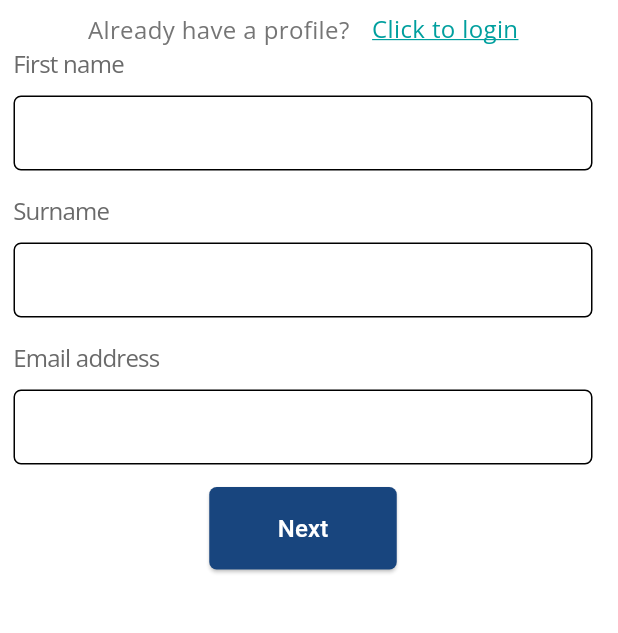
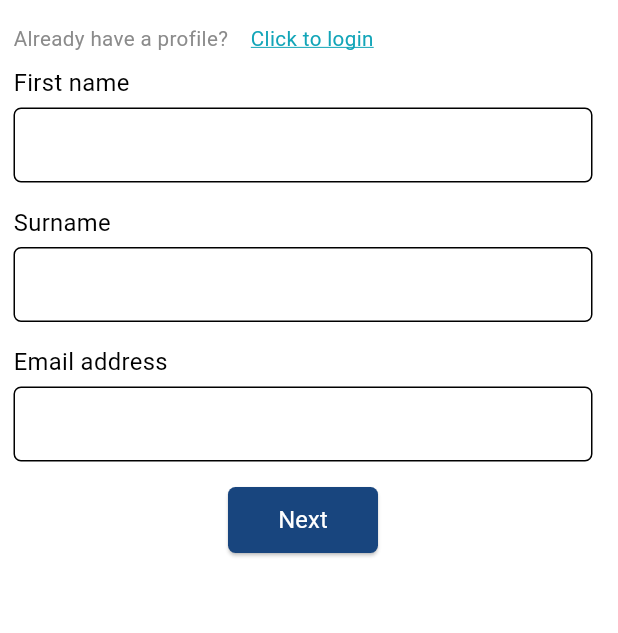
Before and after one commit to Keita-lee/SAMA-2.0, a Flutter app: the screen it shows after launch, after a tap on "REGISTER", on a phone screen of 412 x 824 dp, the part 188-821 px from its top. Run offline on Flutter 3.47's test engine with Material 3 defaults, Android fonts, the phone set to English and light mode, and no system bars; our stand-ins replace cloud_firestore, file_picker, firebase_auth, firebase_core, firebase_storage, flutter_secure_storage and 11 more; missing offline and left inert: dart:html, dart:js, dart_jsonwebtoken, draggable_scrollbar, flutter_quill, image_network and 2 more; accounts and stored records are empty.

Commit message:
latest changes

```diff
--- a/lib/components/mobile/components/Themes/font_text.dart
+++ b/lib/components/mobile/components/Themes/font_text.dart
@@ -21,7 +21,7 @@ class FontText {
 
   TextStyle get bodySmallGrey => TextStyle(
         color: const Color.fromARGB(255, 139, 139, 139),
-        fontSize: width / 28,
+        fontSize: width / 30,
         fontWeight: FontWeight.normal,
       );
 
@@ -33,7 +33,19 @@ class FontText {
 
   TextStyle get bodySmallBlack => TextStyle(
         color: Colors.black,
-        fontSize: width / 25,
+        fontSize: width / 30,
+        fontWeight: FontWeight.normal,
+      );
+
+  TextStyle get bodyRegularBlack => TextStyle(
+        color: Colors.black,
+        fontSize: width / 26,
+        fontWeight: FontWeight.normal,
+      );
+
+  TextStyle get regularWhite => TextStyle(
+        color: Colors.white,
+        fontSize: width / 26,
         fontWeight: FontWeight.normal,
       );
 
@@ -47,6 +59,14 @@ class FontText {
         color: CustomColors.lightBlue,
         fontSize: width / 20,
         fontWeight: FontWeight.w600,
+      );
+
+  TextStyle get mediumlinksBlue => TextStyle(
+        color: CustomColors.lightBlue,
+        fontSize: width / 30,
+        fontWeight: FontWeight.normal,
+        decoration: TextDecoration.underline,
+        decorationColor: CustomColors.lightBlue, // Add this line
       );
 
   TextStyle get linksBlue => TextStyle(
--- a/lib/components/profileTextField.dart
+++ b/lib/components/profileTextField.dart
@@ -1,5 +1,6 @@
 import 'package:flutter/material.dart';
 import 'package:google_fonts/google_fonts.dart';
+import 'package:sama/components/mobile/components/Themes/font_text.dart';
 
 class ProfileTextField extends StatefulWidget {
   double customSize;
@@ -40,19 +41,19 @@ class _ProfileTextFieldState extends State<ProfileTextField> {
       children: [
         Visibility(
           visible: widget.description == null ? false : true,
-          child: Text(
-            widget.description == null ? '' : widget.description!,
-            style: GoogleFonts.openSans(
-              fontWeight:
-                  widget.isBold == null ? FontWeight.w500 : FontWeight.normal,
-              fontSize: widget.fontSize == null ? 16 : widget.fontSize,
-              letterSpacing: -0.5,
-              color: Color(0xFF6A6A6A),
-            ),
-          ),
+          child: Text(widget.description == null ? '' : widget.description!,
+              style: FontText(context).bodyRegularBlack
+              // style: GoogleFonts.openSans(
+              //   fontWeight:
+              //       widget.isBold == null ? FontWeight.w500 : FontWeight.normal,
+              //   fontSize: widget.fontSize == null ? 16 : widget.fontSize,
+              //   letterSpacing: -0.5,
+              //   color: Color(0xFF6A6A6A),
+              // ),
+              ),
         ),
         const SizedBox(
-          height: 10,
+          height: 5,
         ),
         Container(
           width: widget.customSize,
--- a/lib/components/styleButton.dart
+++ b/lib/components/styleButton.dart
@@ -1,6 +1,7 @@
 import 'dart:ui';
 
 import 'package:flutter/material.dart';
+import 'package:sama/components/mobile/components/Themes/font_text.dart';
 
 class StyleButton extends StatefulWidget {
   String? description;
@@ -15,8 +16,8 @@ class StyleButton extends StatefulWidget {
       {super.key,
       required this.description,
       this.buttonTextColor,
-      required this.height,
-      required this.width,
+      required this.height, // Adjust this value
+      required this.width, // Adjust this value
       required this.onTap,
       this.fontSize,
       this.buttonColor,
@@ -37,7 +38,7 @@ class _StyleButtonState extends State<StyleButton> {
         style: ElevatedButton.styleFrom(
             //elevation: 10,
             minimumSize:
-                Size(widget.width!, widget.height!), // Size(width, height)
+                Size(widget.width! * 0.8, widget.height! * 0.8), // Reduced size
             backgroundColor: widget.buttonColor != null
                 ? widget.buttonColor
                 : Color.fromARGB(255, 8, 55, 145),
@@ -52,15 +53,7 @@ class _StyleButtonState extends State<StyleButton> {
                   color: Colors.white,
                 ),
               )
-            : Text(
-                widget.description!,
-                style: TextStyle(
-                  color: widget.buttonTextColor == null
-                      ? Color.fromARGB(255, 255, 255, 255)
-                      : widget.buttonTextColor,
-                  fontSize: widget.fontSize == null ? 16 : widget.fontSize,
-                ),
-              ),
+            : Text(widget.description!, style: FontText(context).regularWhite),
         onPressed: widget.onTap,
       ),
     );
--- a/lib/homePage/dashboard/dashboardMain.dart
+++ b/lib/homePage/dashboard/dashboardMain.dart
@@ -69,6 +69,8 @@ class _DashboardMainState extends State<DashboardMain> {
               width: isMobile
                   ? MyUtility(context).width
                   : MyUtility(context).width / 1.31,
+              child: Padding(
+                padding: const EdgeInsets.only(right: 10.0),
                 child: Row(
                   mainAxisAlignment: MainAxisAlignment.end,
                   children: [
@@ -82,6 +84,7 @@ class _DashboardMainState extends State<DashboardMain> {
                             child: SvgPicture.asset(
                                 width: 30, height: 30, 'images/helpbot.svg'))),
                   ],
+                ),
               ),
             ),
             Visibility(
--- a/lib/homePage/dashboard/nonMemberDashboard.dart
+++ b/lib/homePage/dashboard/nonMemberDashboard.dart
@@ -2,6 +2,7 @@ import 'package:flutter/foundation.dart';
 import 'package:flutter/material.dart';
 import 'package:sama/components/mobile/Navbar/login_button.dart';
 import 'package:sama/components/mobile/Navbar/register_button.dart';
+import 'package:sama/components/mobile/components/Themes/font_text.dart';
 import 'package:sama/components/styleButton.dart';
 import 'package:sama/homePage/dashboard/ui/onHoverButtons.dart';
 import 'package:sama/login/loginPages.dart';
@@ -41,44 +42,29 @@ class _NonMemberDashboardState extends State<NonMemberDashboard> {
                   child: Column(
                     crossAxisAlignment: CrossAxisAlignment.center,
                     children: [
-                      Text(
-                        'Welcome to our all-encompassing medical portal',
-                        style: TextStyle(
-                            fontSize: MyUtility(context).width < 400 ? 18 : 20,
-                            color: Colors.teal,
-                            fontWeight: FontWeight.bold),
-                      ),
+                      Text('Welcome to our all-encompassing medical portal',
+                          style: FontText(context).mediumBlue),
                       SizedBox(
                         height: 15,
                       ),
 
                       Text(
-                        'Designed to cater to the diverse needs of healthcare professionals at every stage of their careers. Whether you’re a student, intern, community service doctor, or an experienced practitioner, our platform offers a wealth of resources and support tailored just for you.',
-                        style: TextStyle(
-                            fontSize: MyUtility(context).width < 400 ? 12 : 16,
-                            color: const Color.fromARGB(255, 116, 116, 116),
-                            fontWeight: FontWeight.bold),
-                      ),
+                          'Designed to cater to the diverse needs of healthcare professionals at every stage of their careers. Whether you’re a student, intern, community service doctor, or an experienced practitioner, our platform offers a wealth of resources and support tailored just for you.',
+                          style: FontText(context).bodySmallBlack),
                       SizedBox(
                         height: 15,
                       ),
                       Text(
-                        'By signing up, you’ll gain exclusive access to a comprehensive library of educational materials, expert articles, and best practices to enhance your knowledge and skills. Our portal also provides a unique opportunity to connect with a vibrant community of peers and mentors, offering invaluable networking and collaboration opportunities.',
-                        style: TextStyle(
-                            fontSize: MyUtility(context).width < 400 ? 12 : 16,
-                            color: const Color.fromARGB(255, 116, 116, 116),
-                            fontWeight: FontWeight.bold),
-                      ),
+                          'By signing up, you’ll gain exclusive access to a comprehensive library of educational materials, expert articles, and best practices to enhance your knowledge and skills. Our portal also provides a unique opportunity to connect with a vibrant community of peers and mentors, offering invaluable networking and collaboration opportunities.',
+                          style: FontText(context).bodySmallBlack),
+
                       SizedBox(
                         height: 15,
                       ),
                       Text(
-                        'For those who are just exploring, we invite you to browse our selection of free resources, including insightful articles and introductory guides that provide a glimpse into the rich content available to our members. Don’t miss out on the full range of benefits our platform has to offer. Join us today and elevate your career in the medical field with the support and expertise you need to succeed.',
-                        style: TextStyle(
-                            fontSize: MyUtility(context).width < 400 ? 12 : 16,
-                            color: const Color.fromARGB(255, 116, 116, 116),
-                            fontWeight: FontWeight.bold),
-                      ),
+                          'For those who are just exploring, we invite you to browse our selection of free resources, including insightful articles and introductory guides that provide a glimpse into the rich content available to our members. Don’t miss out on the full range of benefits our platform has to offer. Join us today and elevate your career in the medical field with the support and expertise you need to succeed.',
+                          style: FontText(context).bodySmallBlack),
+
                       const SizedBox(
                         height: 11,
                       ),
--- a/lib/login/loginPages/register.dart
+++ b/lib/login/loginPages/register.dart
@@ -8,6 +8,7 @@ import 'package:flutter/services.dart';
 import 'package:google_fonts/google_fonts.dart';
 import 'package:sama/components/email/sendOtp.dart';
 import 'package:sama/components/mobile/Navbar/navbar.dart';
+import 'package:sama/components/mobile/components/Themes/font_text.dart';
 import 'package:sama/components/profileTextField.dart';
 import 'package:sama/components/styleButton.dart';
 import 'package:sama/components/styleTextfield.dart';
@@ -269,18 +270,13 @@ class _RegisterState extends State<Register> {
               onDropdownChanged: (value) {},
               visible: false,
             ),
-            Row(
-              mainAxisAlignment: MainAxisAlignment.center,
+            Padding(
+              padding: const EdgeInsets.symmetric(vertical: 8.0),
+              child: Row(
+                mainAxisAlignment: MainAxisAlignment.start,
                 children: [
-                Text(
-                  "Already have a profile?",
-                  style: GoogleFonts.openSans(
-                    textStyle: TextStyle(
-                      fontSize: 16,
-                    ),
-                    color: Colors.grey[600],
-                  ),
-                ),
+                  Text("Already have a profile?",
+                      style: FontText(context).bodySmallGrey),
                   SizedBox(
                     width: 15,
                   ),
@@ -288,21 +284,11 @@ class _RegisterState extends State<Register> {
                     onTap: () {
                       widget.changePage(0);
                     },
-                  child: Text(
-                    "Click to login",
-                    style: GoogleFonts.openSans(
-                      decorationThickness: 2,
-                      height: 1.1,
-                      decoration: TextDecoration.underline,
-                      decorationColor: Color.fromRGBO(0, 159, 158, 1),
-                      textStyle: TextStyle(
-                        fontSize: 16,
-                      ),
-                      color: Color.fromRGBO(0, 159, 158, 1),
-                    ),
-                  ),
+                    child: Text("Click to login",
+                        style: FontText(context).mediumlinksBlue),
                   )
                 ],
+              ),
             ),
             ProfileTextField(
               isBold: false,
```
Also changed, not shown: lib/components/mobile/components/infoDropdown.dart (+8 -8 lines), lib/login/loginPages/loginWithPassword.dart (+38 -18 lines). Lines whose indentation alone changed are shown as unchanged.
